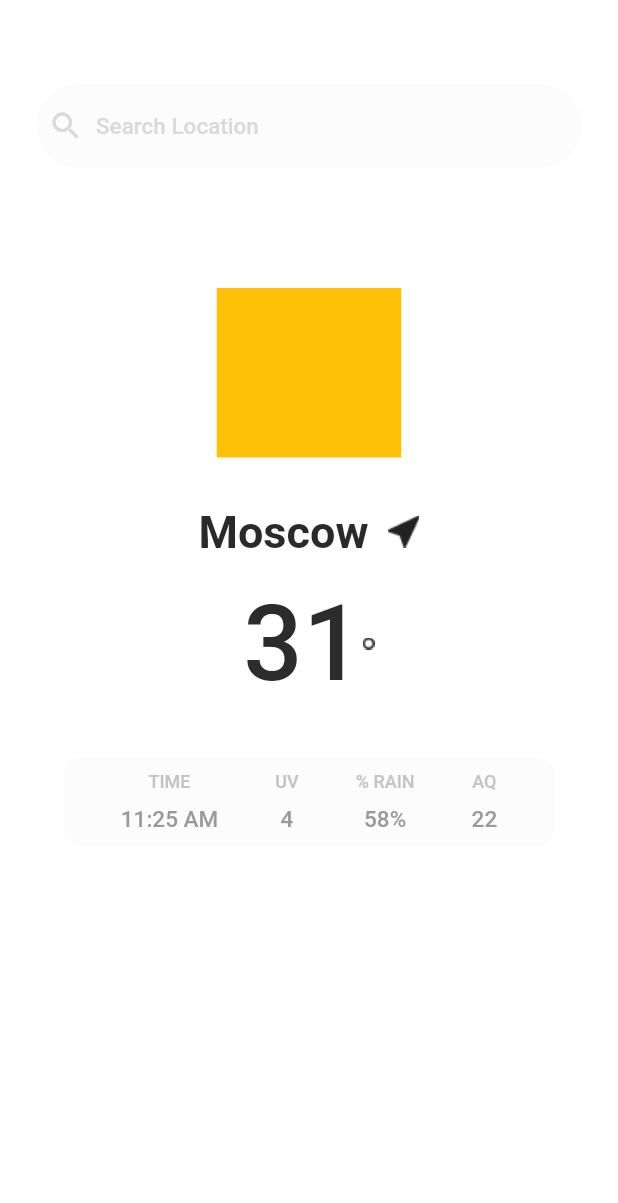
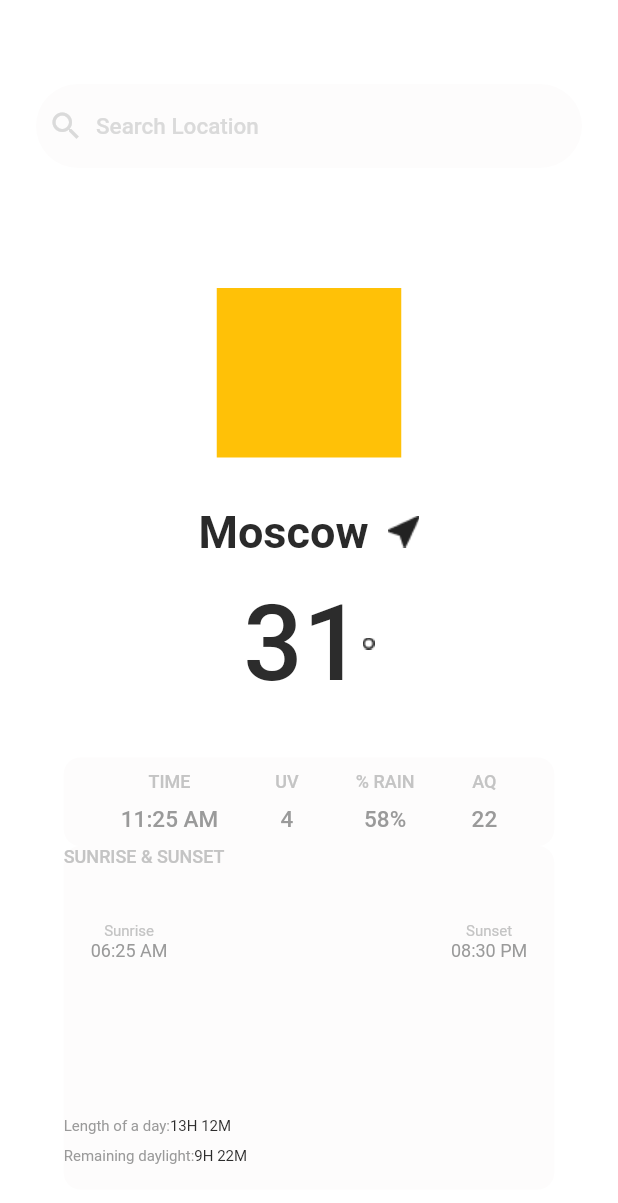
Before and after one commit to theivmatic/weather_api, a Flutter app: the screen it shows after launch, on a phone screen of 412 x 824 dp. Shown: the top 1203 px of the screen. Run offline on Flutter 3.47's test engine with Material 2 defaults, Android fonts, the phone set to English and light mode, and no system bars; our stand-ins replace flutter_bloc.

Commit message:
made SunriseAndSunset widget

```diff
--- a/lib/src/feature/presentation/pages/home_page.dart
+++ b/lib/src/feature/presentation/pages/home_page.dart
@@ -3,6 +3,7 @@ import 'package:weather_api/src/feature/presentation/widgets/degree.dart';
 import 'package:weather_api/src/feature/presentation/widgets/location_name.dart';
 import 'package:weather_api/src/feature/presentation/widgets/other_data.dart';
 import 'package:weather_api/src/feature/presentation/widgets/search_bar.dart';
+import 'package:weather_api/src/feature/presentation/widgets/sunrise_and_sunset.dart';
 import 'package:weather_api/src/feature/presentation/widgets/weather_picture.dart';
 
 class HomePage extends StatefulWidget {
@@ -34,6 +35,7 @@ class _HomePageState extends State<HomePage> {
             DegreeWidget(),
             SizedBox(height: 35),
             OtherDataWidget(),
+            SunriseAndSunsetWidget(),
           ],
         ),
       ),
--- /dev/null
+++ b/lib/src/feature/presentation/widgets/sunrise_and_sunset.dart
@@ -0,0 +1,123 @@
+import 'package:flutter/material.dart';
+
+class SunriseAndSunsetWidget extends StatelessWidget {
+  const SunriseAndSunsetWidget({
+    super.key,
+  });
+
+  @override
+  Widget build(BuildContext context) {
+    return Container(
+      width: 327,
+      height: 229,
+      decoration: BoxDecoration(
+        color: const Color.fromARGB(255, 253, 252, 252),
+        borderRadius: BorderRadius.circular(11),
+      ),
+      child: const Column(
+        crossAxisAlignment: CrossAxisAlignment.start,
+        children: [
+          Text(
+            'SUNRISE & SUNSET',
+            style: TextStyle(
+              color: Color.fromARGB(255, 196, 196, 196),
+              fontSize: 12,
+              fontWeight: FontWeight.w500,
+            ),
+          ),
+          SizedBox(height: 37),
+          Padding(
+            padding: EdgeInsets.fromLTRB(18, 0, 18, 0),
+            child: Row(
+              mainAxisAlignment: MainAxisAlignment.spaceBetween,
+              children: [
+                Column(
+                  children: [
+                    Text(
+                      'Sunrise',
+                      style: TextStyle(
+                        color: Color.fromARGB(255, 196, 196, 196),
+                        fontSize: 10,
+                        fontWeight: FontWeight.w400,
+                      ),
+                    ),
+                    Text(
+                      '06:25 AM',
+                      style: TextStyle(
+                        color: Color.fromARGB(255, 154, 154, 154),
+                        fontSize: 12,
+                        fontWeight: FontWeight.w400,
+                      ),
+                    ),
+                  ],
+                ),
+                Column(
+                  children: [
+                    Text(
+                      'Sunset',
+                      style: TextStyle(
+                        color: Color.fromARGB(255, 196, 196, 196),
+                        fontSize: 10,
+                        fontWeight: FontWeight.w400,
+                      ),
+                    ),
+                    Text(
+                      '08:30 PM',
+                      style: TextStyle(
+                        color: Color.fromARGB(255, 154, 154, 154),
+                        fontSize: 12,
+                        fontWeight: FontWeight.w400,
+                      ),
+                    ),
+                  ],
+                ),
+              ],
+            ),
+          ),
+          SizedBox(height: 104),
+          Row(
+            children: [
+              Text(
+                'Length of a day:',
+                style: TextStyle(
+                  color: Color.fromARGB(255, 154, 154, 154),
+                  fontSize: 10,
+                  fontWeight: FontWeight.w400,
+                ),
+              ),
+              Text(
+                '13H 12M',
+                style: TextStyle(
+                  color: Color.fromARGB(255, 44, 44, 44),
+                  fontSize: 10,
+                  fontWeight: FontWeight.w400,
+                ),
+              ),
+            ],
+          ),
+          SizedBox(height: 8),
+          Row(
+            children: [
+              Text(
+                'Remaining daylight:',
+                style: TextStyle(
+                  color: Color.fromARGB(255, 154, 154, 154),
+                  fontSize: 10,
+                  fontWeight: FontWeight.w400,
+                ),
+              ),
+              Text(
+                '9H 22M',
+                style: TextStyle(
+                  color: Color.fromARGB(255, 44, 44, 44),
+                  fontSize: 10,
+                  fontWeight: FontWeight.w400,
+                ),
+              ),
+            ],
+          ),
+        ],
+      ),
+    );
+  }
+}
```
